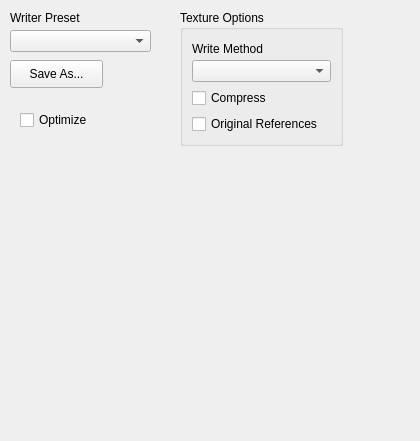
delta3d/delta3d, file delta3d/src/dtQt/osgwriteroptionspanel.ui: the form before one commit.
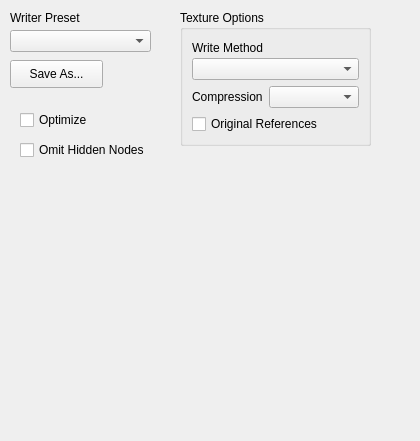
The form after the commit.

Commit message: * Added compression options for textures to the interface. The functionality is still in development.

The edit to the form file:
```diff
--- a/delta3d/src/dtQt/osgwriteroptionspanel.ui
+++ b/delta3d/src/dtQt/osgwriteroptionspanel.ui
@@ -54,7 +54,7 @@
     <rect>
      <x>180</x>
      <y>10</y>
-     <width>163</width>
+     <width>191</width>
      <height>136</height>
     </rect>
    </property>
@@ -80,11 +80,25 @@
      </layout>
     </item>
     <item>
-     <widget class="QCheckBox" name="mCompressTextures">
-      <property name="text">
-       <string>Compress</string>
-      </property>
-     </widget>
+     <layout class="QHBoxLayout" name="horizontalLayout">
+      <item>
+       <widget class="QLabel" name="label_3">
+        <property name="text">
+         <string>Compression</string>
+        </property>
+       </widget>
+      </item>
+      <item>
+       <widget class="QComboBox" name="mTextureCompression">
+        <property name="sizePolicy">
+         <sizepolicy hsizetype="MinimumExpanding" vsizetype="Fixed">
+          <horstretch>0</horstretch>
+          <verstretch>0</verstretch>
+         </sizepolicy>
+        </property>
+       </widget>
+      </item>
+     </layout>
     </item>
     <item>
      <widget class="QCheckBox" name="mUseOriginalRefs">
@@ -108,6 +122,19 @@
     <string>Save As...</string>
    </property>
   </widget>
+  <widget class="QCheckBox" name="mOmitHiddenNodes">
+   <property name="geometry">
+    <rect>
+     <x>20</x>
+     <y>140</y>
+     <width>141</width>
+     <height>20</height>
+    </rect>
+   </property>
+   <property name="text">
+    <string>Omit Hidden Nodes</string>
+   </property>
+  </widget>
  </widget>
  <resources/>
  <connections/>
```
The commit also changes 4 other files.
